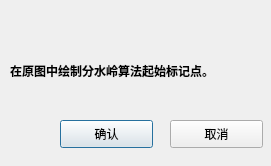
Before: the Qt Designer form watersheddialog.ui in lvxvh/SE342_CV_Project, drawn with Qt 5.
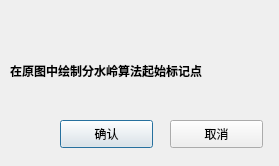
After: the same form once the commit is applied.

```diff
--- a/watersheddialog.ui
+++ b/watersheddialog.ui
@@ -6,7 +6,7 @@
    <rect>
     <x>0</x>
     <y>0</y>
-    <width>271</width>
+    <width>279</width>
     <height>166</height>
    </rect>
   </property>
@@ -44,7 +44,7 @@
     <rect>
      <x>10</x>
      <y>50</y>
-     <width>251</width>
+     <width>261</width>
      <height>41</height>
     </rect>
    </property>
@@ -55,7 +55,7 @@
     </font>
    </property>
    <property name="text">
-    <string>在原图中绘制分水岭算法起始标记点。</string>
+    <string>在原图中绘制分水岭算法起始标记点</string>
    </property>
   </widget>
  </widget>
```
